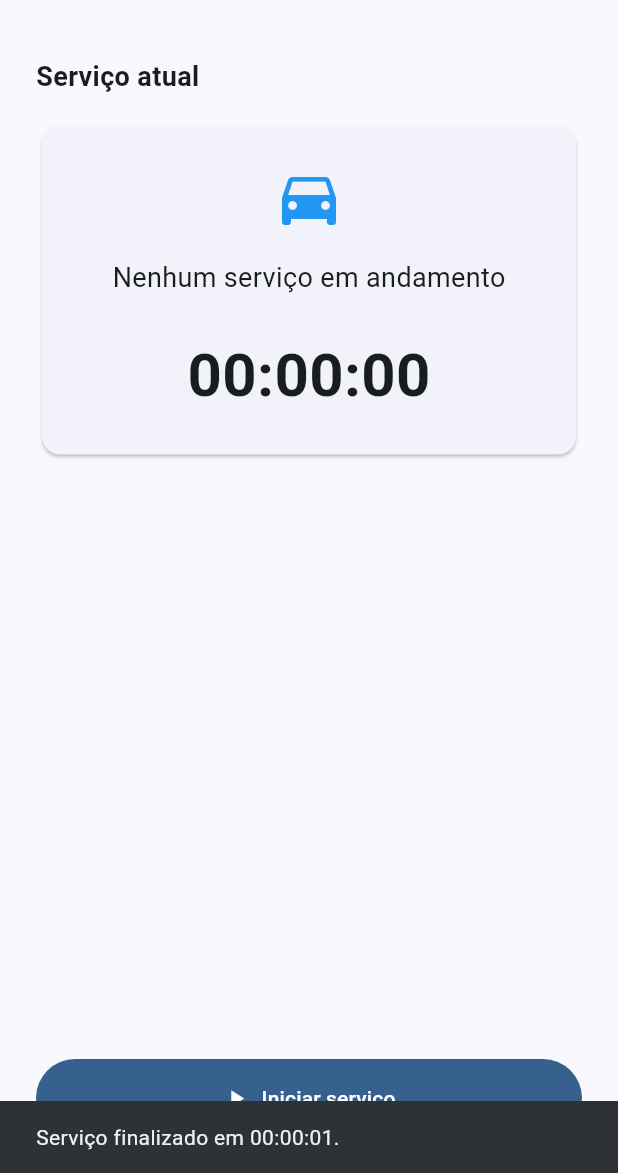
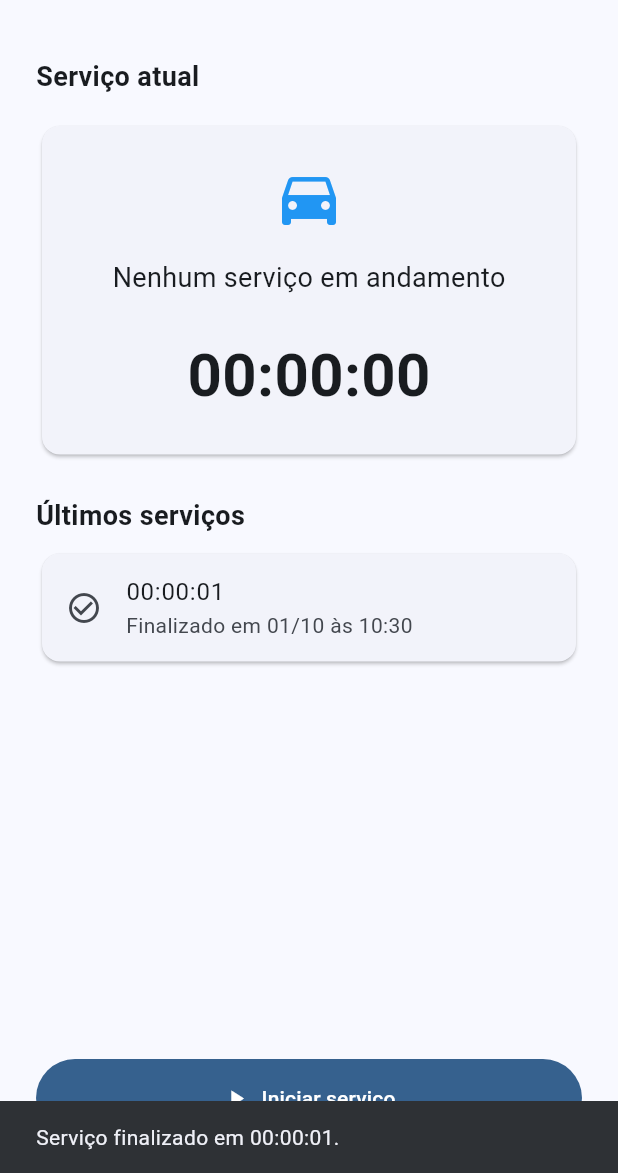
Before and after one commit to FlavioDosReis/controle-manutencao-flutter, a Flutter app: the screen it shows after launch, after a tap on "Iniciar serviço", after a tap on "Finalizar serviço", on a phone screen of 412 x 824 dp, the part 63-1236 px from its top. Run offline on Flutter 3.47's test engine with Material 3 defaults, Android fonts, the phone set to English and light mode, and no system bars.

Commit message:
feat: adiciona histórico de serviços finalizados

```diff
--- a/lib/main.dart
+++ b/lib/main.dart
@@ -23,6 +23,16 @@ class ControleTempoCarroApp extends StatelessWidget {
   }
 }
 
+class ServicoFinalizado {
+  const ServicoFinalizado({
+    required this.duracao,
+    required this.finalizadoEm,
+  });
+
+  final Duration duracao;
+  final DateTime finalizadoEm;
+}
+
 class TelaInicial extends StatefulWidget {
   const TelaInicial({super.key});
 
@@ -34,6 +44,7 @@ class _TelaInicialState extends State<TelaInicial> {
   Timer? _timer;
   Duration _duracao = Duration.zero;
   bool _servicoEmAndamento = false;
+  final List<ServicoFinalizado> _servicosFinalizados = [];
 
   void _alternarServico() {
     if (_servicoEmAndamento) {
@@ -57,18 +68,24 @@ class _TelaInicialState extends State<TelaInicial> {
   }
 
   void _finalizarServico() {
-    final tempoFinal = _formatarDuracao(_duracao);
+    final servico = ServicoFinalizado(
+      duracao: _duracao,
+      finalizadoEm: DateTime.now(),
+    );
 
     _timer?.cancel();
 
     setState(() {
       _servicoEmAndamento = false;
       _duracao = Duration.zero;
+      _servicosFinalizados.insert(0, servico);
     });
 
     ScaffoldMessenger.of(context).showSnackBar(
       SnackBar(
-        content: Text('Serviço finalizado em $tempoFinal.'),
+        content: Text(
+          'Serviço finalizado em ${_formatarDuracao(servico.duracao)}.',
+        ),
       ),
     );
   }
@@ -79,6 +96,15 @@ class _TelaInicialState extends State<TelaInicial> {
     final segundos = duracao.inSeconds.remainder(60).toString().padLeft(2, '0');
 
     return '$horas:$minutos:$segundos';
+  }
+
+  String _formatarData(DateTime data) {
+    final dia = data.day.toString().padLeft(2, '0');
+    final mes = data.month.toString().padLeft(2, '0');
+    final hora = data.hour.toString().padLeft(2, '0');
+    final minuto = data.minute.toString().padLeft(2, '0');
+
+    return '$dia/$mes às $hora:$minuto';
   }
 
   String _mensagemStatus() {
@@ -148,7 +174,40 @@ class _TelaInicialState extends State<TelaInicial> {
                 ),
               ),
             ),
-            const Spacer(),
+            const SizedBox(height: 24),
+            const Text(
+              'Últimos serviços',
+              style: TextStyle(
+                fontSize: 18,
+                fontWeight: FontWeight.w600,
+              ),
+            ),
+            const SizedBox(height: 8),
+            Expanded(
+              child: _servicosFinalizados.isEmpty
+                  ? const Center(
+                      child: Text('Nenhum serviço finalizado ainda.'),
+                    )
+                  : ListView.separated(
+                      itemCount: _servicosFinalizados.length,
+                      separatorBuilder: (_, __) => const SizedBox(height: 8),
+                      itemBuilder: (context, index) {
+                        final servico = _servicosFinalizados[index];
+
+                        return Card(
+                          child: ListTile(
+                            leading: const Icon(Icons.check_circle_outline),
+                            title: Text(
+                              _formatarDuracao(servico.duracao),
+                            ),
+                            subtitle: Text(
+                              'Finalizado em ${_formatarData(servico.finalizadoEm)}',
+                            ),
+                          ),
+                        );
+                      },
+                    ),
+            ),
             if (possuiServico) ...[
               OutlinedButton.icon(
                 onPressed: _finalizarServico,
```
